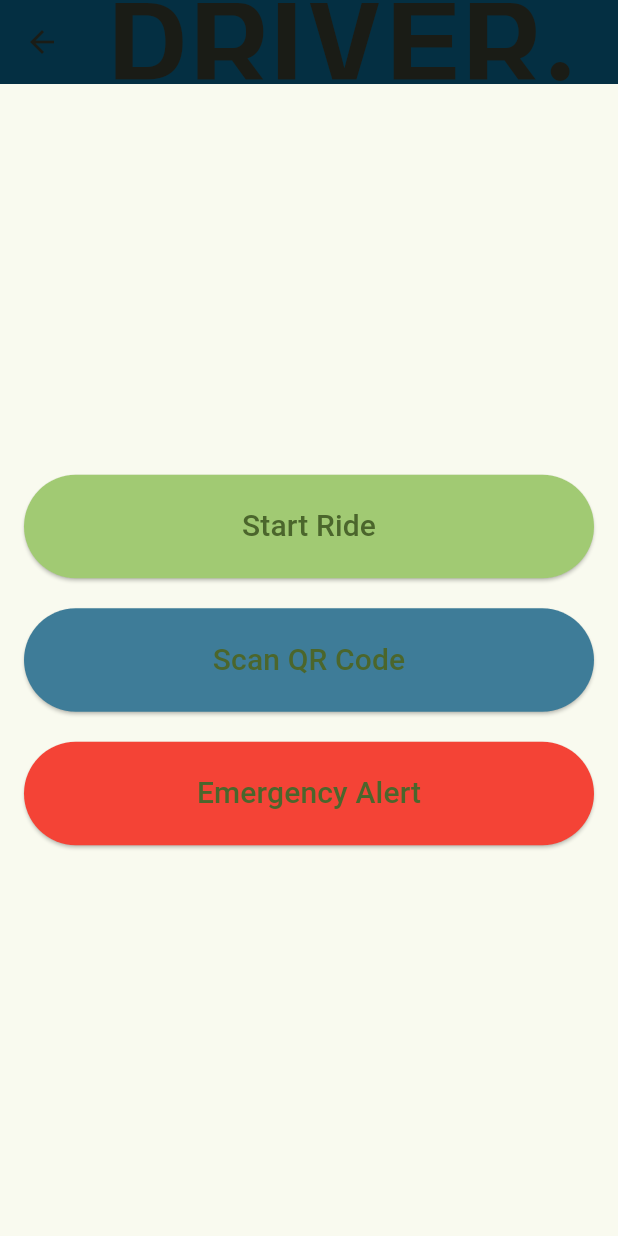
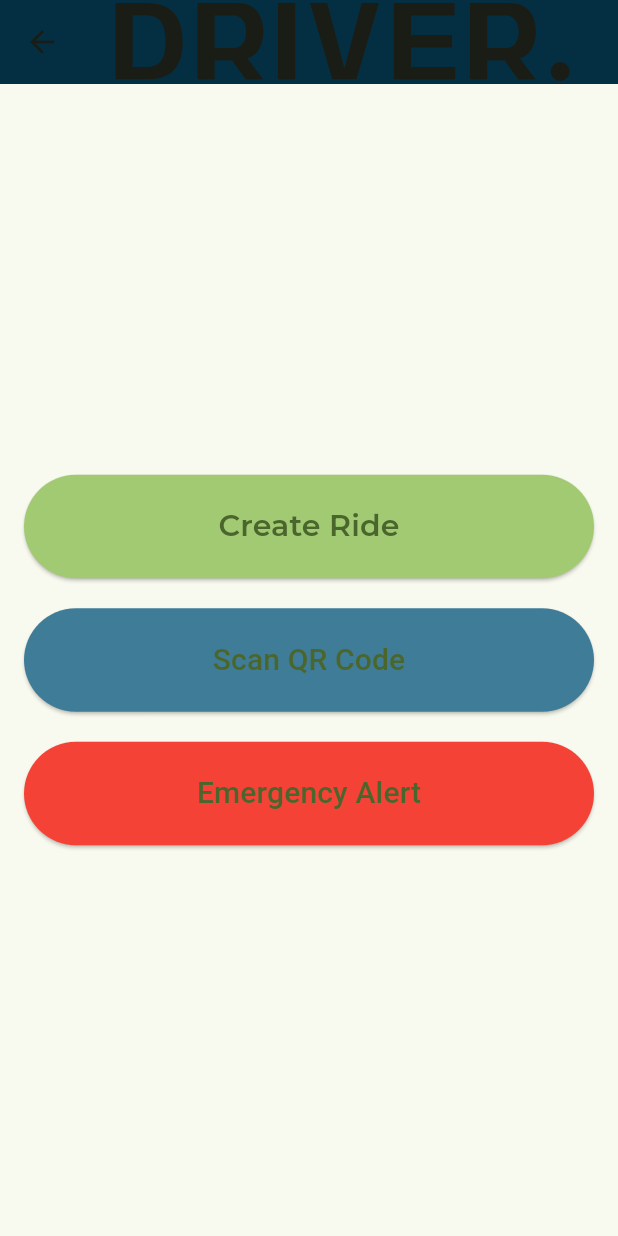
Before and after one commit to naannvd/Safar, a Flutter app: the DriverDashboard screen opened directly, on a phone screen of 412 x 824 dp. Run offline on Flutter 3.47's test engine with Material 3 defaults, Android fonts, the phone set to English and light mode, and no system bars; our stand-ins replace cloud_firestore, custom_rating_bar, firebase_auth, firebase_core, firebase_messaging, firebase_storage and 9 more; missing offline and left inert: drop_down_list, flutter_polyline_points, mobile_scanner; accounts and stored records are empty; project files that could hold a hidden picture were left out.

Commit message:
driver backend ongoing

```diff
--- a/lib/Dashboard/landing_page.dart
+++ b/lib/Dashboard/landing_page.dart
@@ -4,6 +4,7 @@ import 'package:google_fonts/google_fonts.dart';
 // import 'package:safar/Dashboard/PrevTickets/ticket_builder.dart';
 import 'package:safar/Dashboard/PrevTickets/ticket_list.dart';
 import 'package:safar/Dashboard/route_box.dart';
+import 'package:safar/Tickets/ticket_book.dart';
 import 'package:safar/Widgets/bottom_nav_bar.dart';
 import 'package:flutter/material.dart';
 import 'package:safar/private/bus_driver/driver_dashboard.dart';
@@ -157,7 +158,7 @@ class LandingPage extends StatelessWidget {
                         context,
                         MaterialPageRoute(
                             builder: (context) =>
-                                const DriverDashboard() // Navigate to the corresponding screen
+                                const TicketBook() // Navigate to the corresponding screen
                             ),
                       );
                     }),
--- a/lib/private/bus_driver/driver_dashboard.dart
+++ b/lib/private/bus_driver/driver_dashboard.dart
@@ -1,5 +1,7 @@
 import 'package:flutter/material.dart';
-import 'package:safar/private/bus_driver/attendance_scanner.dart';
+import 'package:safar/private/bus_driver/driver_functionality/emergency_sos.dart';
+import 'package:safar/private/bus_driver/driver_functionality/mark_attendance.dart';
+import 'package:safar/private/bus_driver/driver_functionality/start_ride.dart';
 
 class DriverDashboard extends StatelessWidget {
   const DriverDashboard({super.key});
@@ -11,62 +13,17 @@ class DriverDashboard extends StatelessWidget {
         title: const Text('Driver Dashboard'),
         backgroundColor: const Color(0xFF042F42),
       ),
-      body: Padding(
-        padding: const EdgeInsets.all(16.0),
+      body: const Padding(
+        padding: EdgeInsets.all(16.0),
         child: Column(
           mainAxisAlignment: MainAxisAlignment.center,
           crossAxisAlignment: CrossAxisAlignment.stretch,
           children: [
-            ElevatedButton(
-              onPressed: () {
-                // Navigate to start ride screen or logic
-                Navigator.push(
-                    context,
-                    MaterialPageRoute(
-                        builder: (_) => const AttendanceScanner()));
-              },
-              style: ElevatedButton.styleFrom(
-                backgroundColor: const Color(0xFFA1CA73),
-                padding: const EdgeInsets.symmetric(vertical: 20),
-              ),
-              child: const Text(
-                "Start Ride",
-                style: TextStyle(fontSize: 20),
-              ),
-            ),
-            const SizedBox(height: 20),
-            ElevatedButton(
-              onPressed: () {
-                // Navigate to QR scanning functionality
-                Navigator.push(
-                    context,
-                    MaterialPageRoute(
-                        builder: (_) => const AttendanceScanner()));
-              },
-              style: ElevatedButton.styleFrom(
-                backgroundColor: const Color(0xFF3E7C98),
-                padding: const EdgeInsets.symmetric(vertical: 20),
-              ),
-              child: const Text(
-                "Scan QR Code",
-                style: TextStyle(fontSize: 20),
-              ),
-            ),
-            const SizedBox(height: 20),
-            ElevatedButton(
-              onPressed: () {
-                // Trigger emergency alert
-                // sendEmergencyAlert();
-              },
-              style: ElevatedButton.styleFrom(
-                backgroundColor: Colors.red,
-                padding: const EdgeInsets.symmetric(vertical: 20),
-              ),
-              child: const Text(
-                "Emergency Alert",
-                style: TextStyle(fontSize: 20),
-              ),
-            ),
+            RideStart(),
+            SizedBox(height: 20),
+            AttendanceQRScanner(),
+            SizedBox(height: 20),
+            EmergencySOS(),
           ],
         ),
       ),
--- /dev/null
+++ b/lib/private/bus_driver/driver_functionality/emergency_sos.dart
@@ -0,0 +1,23 @@
+import 'package:flutter/material.dart';
+
+class EmergencySOS extends StatelessWidget {
+  const EmergencySOS({super.key});
+
+  @override
+  Widget build(BuildContext context) {
+    return ElevatedButton(
+      onPressed: () {
+        // Logic to trigger emergency alert
+        // Example: sendEmergencyAlert();
+      },
+      style: ElevatedButton.styleFrom(
+        backgroundColor: Colors.red,
+        padding: const EdgeInsets.symmetric(vertical: 20),
+      ),
+      child: const Text(
+        "Emergency Alert",
+        style: TextStyle(fontSize: 20),
+      ),
+    );
+  }
+}
--- /dev/null
+++ b/lib/private/bus_driver/driver_functionality/mark_attendance.dart
@@ -0,0 +1,28 @@
+import 'package:flutter/material.dart';
+import 'package:safar/Profile/QrScanner/scanner_with_window.dart';
+
+class AttendanceQRScanner extends StatelessWidget {
+  const AttendanceQRScanner({super.key});
+
+  @override
+  Widget build(BuildContext context) {
+    return ElevatedButton(
+      onPressed: () {
+        Navigator.push(
+          context,
+          MaterialPageRoute(
+            builder: (_) => const BarcodeScannerWithScanWindow(),
+          ),
+        );
+      },
+      style: ElevatedButton.styleFrom(
+        backgroundColor: const Color(0xFF3E7C98),
+        padding: const EdgeInsets.symmetric(vertical: 20),
+      ),
+      child: const Text(
+        "Scan QR Code",
+        style: TextStyle(fontSize: 20),
+      ),
+    );
+  }
+}
```
Also changed, not shown: lib/private/bus_driver/driver_functionality/start_ride.dart (added, +73 -0 lines), lib/private/bus_driver/ridestatus.dart (added, +152 -0 lines).
